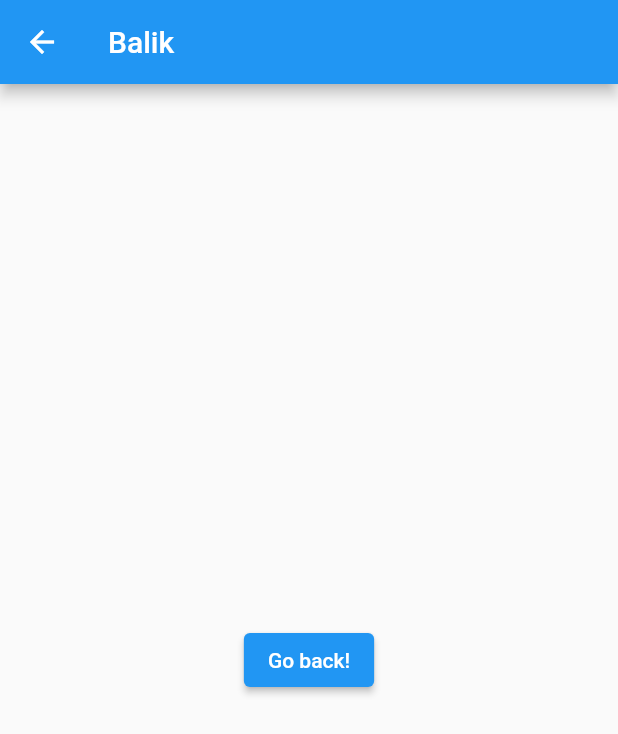
After one commit to AliArRidla/reka-mobile, a Flutter app: the MainPage screen opened by its route, after a tap on an icon or button, on a phone screen of 412 x 824 dp. The commit adds this screen. Shown: the top 734 px of the screen. Run offline on Flutter 3.47's test engine with Material 2 defaults, Android fonts, the light colour scheme and no system bars; our stand-ins replace google_fonts.

Commit message:
menambah page pengecekan

```diff
--- a/lib/main.dart
+++ b/lib/main.dart
@@ -1,5 +1,6 @@
 import 'package:flutter/material.dart';
 import 'package:reka/pages/main_page.dart';
+import 'package:reka/pages/pengecekan/pengecekan_page.dart';
 import 'package:reka/pages/sign_in_page.dart';
 import 'package:reka/pages/splash_page.dart';
 
@@ -20,6 +21,7 @@ class MyApp extends StatelessWidget {
         '/': (context) => SplashPage(),
         '/sign-in': (context) => SignInPage(),
         '/home': (context) => MainPage(),
+        '/pengecekan':(context) => PengecekanPage(),
       },
     );
   }
--- a/lib/pages/home/home_page.dart
+++ b/lib/pages/home/home_page.dart
@@ -1,5 +1,6 @@
 import 'package:flutter/material.dart';
 import 'package:reka/pages/history/history_page.dart';
+import 'package:reka/pages/pengecekan/pengecekan_page.dart';
 import 'package:reka/pages/settings_page.dart';
 import 'package:reka/theme.dart';
 
@@ -37,8 +38,8 @@ class _HomePageState extends State<HomePage> {
   @override
   Widget build(BuildContext context) {
     return Scaffold(
-      body: Padding(
-        padding: EdgeInsets.symmetric(horizontal: defaultmargin),
+      body: Container(
+        margin: EdgeInsets.symmetric(horizontal: defaultmargin),
         child: Center(
           child: Column(
             children: [
@@ -67,15 +68,17 @@ class _HomePageState extends State<HomePage> {
                         crossAxisCount: 2),
                     itemCount: myProducts.length,
                     itemBuilder: (BuildContext ctx, index) {
-                      // return Container(
-                      //   alignment: Alignment.center,
-                      //   child: Text(myProducts[index]["name"]),
-                      //   decoration: BoxDecoration(
-                      //       color: Colors.amber,
-                      //       borderRadius: BorderRadius.circular(15)),
-                      // );
-
-                      return Container(
+                      return InkWell(
+                        onTap: () {
+                          // Navigator.pushNamed(context, '/pengecekan');
+                          Navigator.push(
+                            context,
+                            MaterialPageRoute(
+                              builder: (context) => PengecekanPage(),
+                            ),
+                          );
+                        },
+                        child: Container(
                           margin: EdgeInsets.all(10),
                           height: 127,
                           decoration: BoxDecoration(
@@ -84,6 +87,7 @@ class _HomePageState extends State<HomePage> {
                           ),
                           child: Center(
                             child: Text(myProducts[index]["name"]),
+                          ),
                         ),
                       );
                     }),
--- a/lib/pages/main_page.dart
+++ b/lib/pages/main_page.dart
@@ -1,6 +1,7 @@
 import 'package:flutter/material.dart';
 import 'package:reka/pages/history/history_page.dart';
 import 'package:reka/pages/home/home_page.dart';
+import 'package:reka/pages/pengecekan/pengecekan_page.dart';
 import 'package:reka/pages/settings_page.dart';
 import 'package:reka/theme.dart';
 
@@ -34,7 +35,7 @@ class _MainPageState extends State<MainPage> {
     ),
   ];
 
-  final List<Widget> _myPages = [HomePage(), HistoryPage(), SettingPage()];
+  final List<Widget> _myPages = [HomePage(), HistoryPage(), SettingPage(),PengecekanPage()];
 
   @override
   Widget build(BuildContext context) {
--- /dev/null
+++ b/lib/pages/pengecekan/pengecekan_page.dart
@@ -0,0 +1,22 @@
+import 'package:flutter/material.dart';
+
+class PengecekanPage extends StatelessWidget {
+  const PengecekanPage({Key? key}) : super(key: key);
+
+  @override
+  Widget build(BuildContext context) {
+    return Scaffold(
+      appBar: AppBar(title: Text("Balik"),),
+      body: Container(
+        child: Center(
+          child: ElevatedButton(
+            onPressed: () {
+              Navigator.pop(context);
+            },
+            child: const Text('Go back!'),
+          ),
+        ),
+      ),
+    );
+  }
+}
```
Lines whose indentation alone changed are shown as unchanged.
